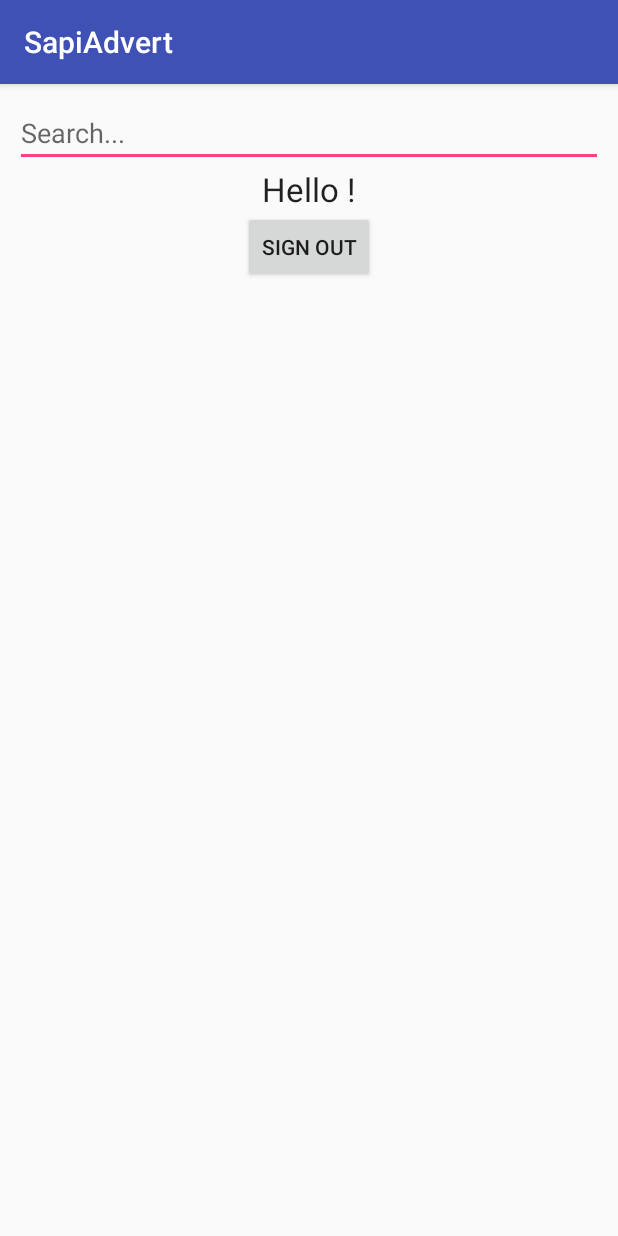
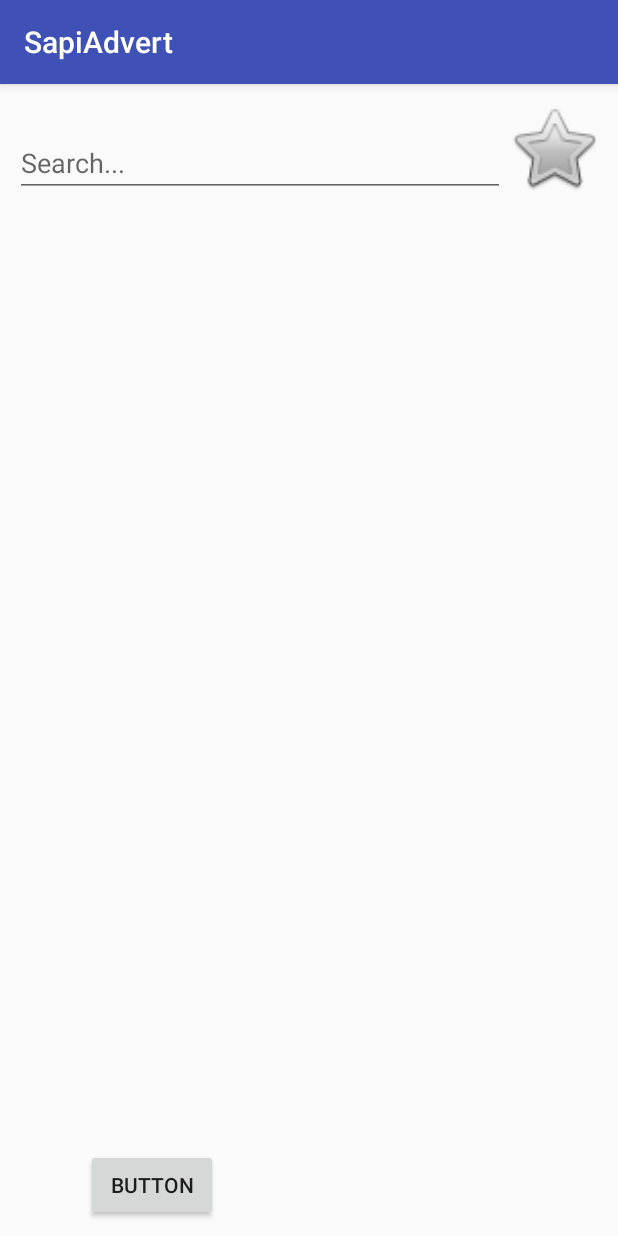
Before and after one commit to TB124/SapiAdvert, an Android app: the screen it shows after launch once a user with an empty profile is signed in (MainActivity), on a phone screen of 412 x 824 dp. Run offline under Robolectric (Android 15) with nearby library versions, the phone set to English and light mode, and no system bars; our stand-ins replace Firebase (no records; nobody signed in at launch, a user with empty details on screens opened directly); libraries missing offline, so code that uses them is left out: com.firebase.ui; 1 statement that could not run was skipped.

Commit message:
-added recycle view -added search -added advertisment add

```diff
--- a/app/build.gradle
+++ b/app/build.gradle
@@ -37,6 +37,9 @@ dependencies {
     annotationProcessor 'com.github.bumptech.glide:compiler:4.4.0'
     implementation 'com.android.support:recyclerview-v7:27.0.2'
     compile 'com.firebaseui:firebase-ui-storage:0.6.0'
+
+    //Google play services
+    compile 'com.google.android.gms:play-services:11.8.0'
 }
 
 
@@ -44,4 +47,5 @@ dependencies {
 
 
 
+
 apply plugin: 'com.google.gms.google-services'
--- a/app/src/main/java/com/example/thomas/sapiadvert/LoginActivity.java
+++ b/app/src/main/java/com/example/thomas/sapiadvert/LoginActivity.java
@@ -20,6 +20,7 @@ import com.google.android.gms.auth.api.signin.GoogleSignInApi;
 import com.google.android.gms.auth.api.signin.GoogleSignInClient;
 import com.google.android.gms.auth.api.signin.GoogleSignInOptions;
 import com.google.android.gms.common.ConnectionResult;
+import com.google.android.gms.common.GoogleApiAvailability;
 import com.google.android.gms.common.SignInButton;
 import com.google.android.gms.common.api.ApiException;
 import com.google.android.gms.common.api.GoogleApiClient;
@@ -47,8 +48,12 @@ public class LoginActivity extends AppCompatActivity implements View.OnClickList
     //google login
     private SignInButton googleSignInButton;
     GoogleApiClient googleApiClient;
+    //
+    private TextView loginAsGuestTextView;
     @Override
     protected void onCreate(Bundle savedInstanceState) {
+
+
         super.onCreate(savedInstanceState);
         setContentView(R.layout.activity_login);
 
@@ -92,6 +97,15 @@ public class LoginActivity extends AppCompatActivity implements View.OnClickList
             @Override
             public void onClick(View view) {
                 signIn();
+            }
+        });
+
+        //
+        loginAsGuestTextView=findViewById(R.id.loginAsGuest);
+        loginAsGuestTextView.setOnClickListener(new View.OnClickListener() {
+            @Override
+            public void onClick(View view) {
+                startMainActivity();
             }
         });
     }
--- a/app/src/main/java/com/example/thomas/sapiadvert/MainActivity.java
+++ b/app/src/main/java/com/example/thomas/sapiadvert/MainActivity.java
@@ -12,9 +12,11 @@ import android.view.View;
 import android.view.inputmethod.EditorInfo;
 import android.widget.Button;
 import android.widget.EditText;
+import android.widget.ImageView;
 import android.widget.TextView;
 import android.widget.Toast;
 
+import com.bumptech.glide.Glide;
 import com.google.firebase.auth.FirebaseAuth;
 import com.google.firebase.auth.FirebaseUser;
 import com.google.firebase.database.ChildEventListener;
@@ -53,22 +55,32 @@ public class MainActivity extends AppCompatActivity implements View.OnClickListe
     private List<Advertisment> searchedAdvertismentList;
     private List<String> searchedAdvertismentKeyList;
     //
+    //profile picture
+    private ImageView profilePicture;
+
+    //for teszt only
+    private Button logOutButton;
+    //
     @Override
     protected void onCreate(Bundle savedInstanceState) {
         super.onCreate(savedInstanceState);
         setContentView(R.layout.activity_main);
 
+        //profile piture
+        profilePicture=findViewById(R.id.profilePictureImageView);
+        logOutButton=findViewById(R.id.logOutButton);
+        logOutButton.setOnClickListener(this);
         firebaseAuth = FirebaseAuth.getInstance();
-        if ( firebaseAuth.getCurrentUser() == null ){
-            backToLoginPage();
-        }
-        currentUser = firebaseAuth.getCurrentUser();
+        currentUser= firebaseAuth.getCurrentUser();
 
+
+
+        /*
         currentUserTextView = (TextView) findViewById(R.id.currentUserTextView);
         currentUserTextView.setText("Hello "+currentUser.getEmail()+"!");
         signOutButton = (Button) findViewById(R.id.signOutButton);
         signOutButton.setOnClickListener(this);
-
+*/
         //RECYCLER VIEW
         advertismentRecyclerView=findViewById(R.id.advertismentRecylerView);
         advertismentRecyclerView.setLayoutManager(new LinearLayoutManager(this));
@@ -176,15 +188,46 @@ public class MainActivity extends AppCompatActivity implements View.OnClickListe
             }
         });
 
+
+        if ( currentUser == null ){
+            // backToLoginPage();
+            profilePicture.setVisibility(View.GONE);
+
+        }
+        else{
+            databaseReference.child("Users").child(currentUser.getUid()).addListenerForSingleValueEvent(new ValueEventListener() {
+                @Override
+                public void onDataChange(DataSnapshot dataSnapshot) {
+                    UserInDatabase u=dataSnapshot.getValue(UserInDatabase.class);
+                    Glide.with(MainActivity.this).load(u.ProfilePicture).into(profilePicture);
+                }
+
+                @Override
+                public void onCancelled(DatabaseError databaseError) {
+
+                }
+            });
+            profilePicture.setOnClickListener(new View.OnClickListener() {
+                @Override
+                public void onClick(View view) {
+                    // startActivity(new Intent(this,));
+                }
+            });
+        }
+
     }
 
     @Override
     public void onClick(View view) {
-        if (view == signOutButton ){
+
+        if (view == logOutButton ){
+            finish();
+            startActivity(new Intent(this, AdvertismentUploadActivity.class));
             // Signing out
-            firebaseAuth.signOut();
-            backToLoginPage();
+           // firebaseAuth.signOut();
+           // backToLoginPage();
         }
+
     }
 
     private void backToLoginPage(){
--- a/app/src/main/res/layout/activity_main.xml
+++ b/app/src/main/res/layout/activity_main.xml
@@ -1,44 +1,44 @@
 <?xml version="1.0" encoding="utf-8"?>
 <RelativeLayout xmlns:android="http://schemas.android.com/apk/res/android"
+    xmlns:app="http://schemas.android.com/apk/res-auto"
     xmlns:tools="http://schemas.android.com/tools"
     android:layout_width="match_parent"
     android:layout_height="match_parent"
     tools:context="com.example.thomas.sapiadvert.MainActivity"
     android:padding="10dp">
-    <LinearLayout
+
+    <android.support.v7.widget.RecyclerView
+        android:id="@+id/advertismentRecylerView"
         android:layout_width="match_parent"
         android:layout_height="match_parent"
-        android:orientation="vertical"
-        android:layout_centerVertical="true"
-        android:layout_centerHorizontal="true">
+        android:layout_alignParentStart="true"
+        android:layout_below="@+id/searchTextView" />
 
     <EditText
         android:id="@+id/searchTextView"
         android:layout_width="match_parent"
         android:layout_height="wrap_content"
+        android:layout_alignBottom="@+id/profilePictureImageView"
+        android:layout_toStartOf="@+id/profilePictureImageView"
         android:ems="10"
         android:hint="Search..."
         android:inputType="textPersonName" />
 
-        <TextView
-            android:id="@+id/currentUserTextView"
+    <ImageView
+        android:id="@+id/profilePictureImageView"
+        android:layout_width="65dp"
+        android:layout_height="65dp"
+        android:layout_alignParentEnd="true"
+        android:layout_alignParentTop="true"
+        app:srcCompat="@android:drawable/btn_star" />
+
+    <Button
+        android:id="@+id/logOutButton"
         android:layout_width="wrap_content"
         android:layout_height="wrap_content"
-            android:layout_gravity="center_horizontal"
-            android:text="Current User"
-            android:textAppearance="?android:attr/textAppearanceLarge" />
+        android:layout_alignParentBottom="true"
+        android:layout_alignParentStart="true"
+        android:layout_marginStart="47dp"
+        android:text="Button" />
 
-        <Button
-            android:id="@+id/signOutButton"
-            android:layout_width="wrap_content"
-            android:layout_height="wrap_content"
-            android:layout_gravity="center_horizontal"
-            android:text="Sign Out" />
-
-        <android.support.v7.widget.RecyclerView
-            android:id="@+id/advertismentRecylerView"
-            android:layout_width="match_parent"
-            android:layout_height="match_parent" />
-
-    </LinearLayout>
 </RelativeLayout>
```
Also changed, not shown: app/src/main/AndroidManifest.xml (+12 -2 lines), app/src/main/java/com/example/thomas/sapiadvert/AdvertismentUploadActivity.java (added, +207 -0 lines), app/src/main/java/com/example/thomas/sapiadvert/RegistrationActivity.java (+7 -5 lines), app/src/main/res/layout/activity_advertisment_upload.xml (added, +52 -0 lines), app/src/main/res/layout/activity_login.xml (+9 -0 lines), app/src/main/res/layout/addvertisment_item.xml (+5 -3 lines). Lines whose indentation alone changed are shown as unchanged.
